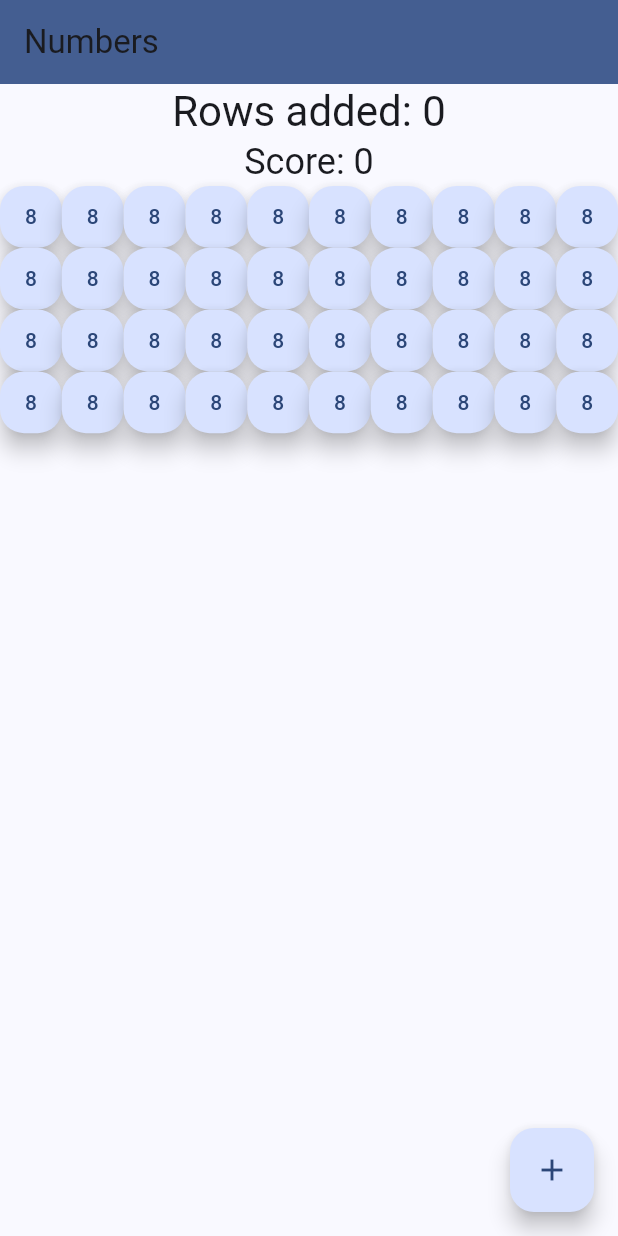
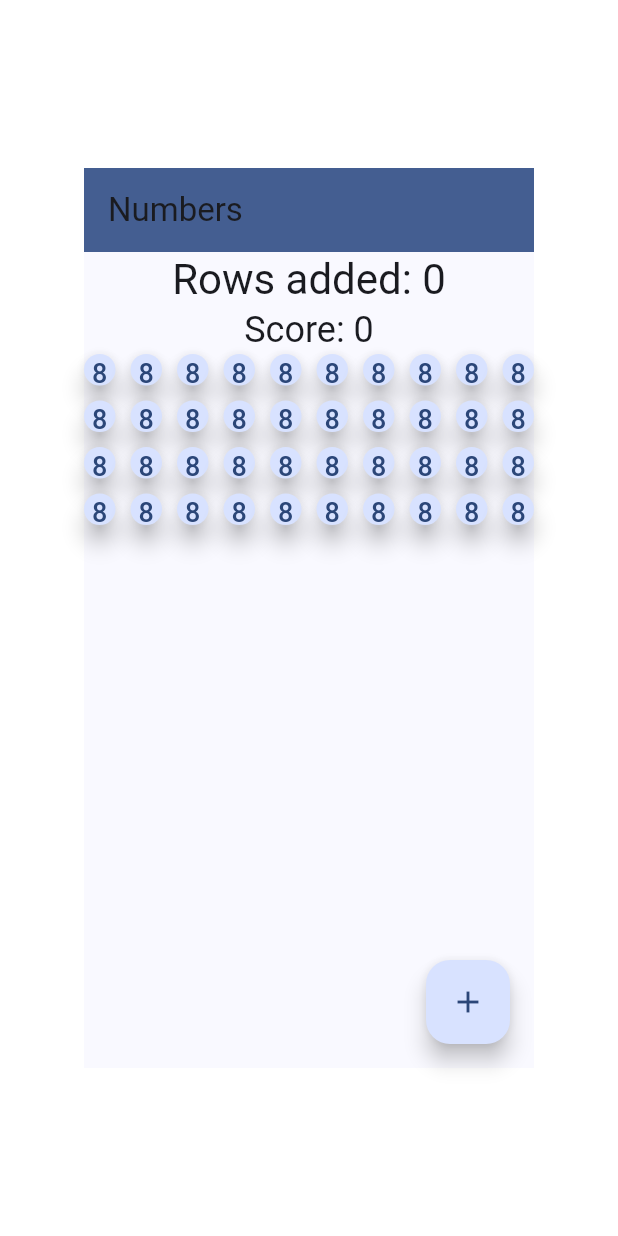
Before and after one commit to julia-morg/numerocide, a Flutter app: the screen it shows after launch, on a phone screen of 412 x 824 dp. Run offline on Flutter 3.47's test engine with Material 3 defaults, Android fonts, the phone set to English and light mode, and no system bars.

Commit message:
ширина и прокрутка

```diff
--- a/lib/main.dart
+++ b/lib/main.dart
@@ -2,6 +2,11 @@ import 'package:flutter/material.dart';
 import 'dart:math';
 
 const int buttonsPerRow = 10;
+const double buttonSize = 10;
+const double buttonScaleFactor = 0.5;
+const int initialButtonCount = 40;
+const int windowWidth = 300;
+const int windowHeight = 600;
 
 void main() {
   runApp(const MyApp());
@@ -19,6 +24,15 @@ class MyApp extends StatelessWidget {
         useMaterial3: true,
       ),
       home: const MyHomePage(title: 'Numbers'),
+      builder: (context, child) {
+        return Center(
+          child: SizedBox(
+            width: windowWidth.toDouble(),
+            height: windowHeight.toDouble(),
+            child: child,
+          ),
+        );
+      },
     );
   }
 }
@@ -36,8 +50,8 @@ class _MyHomePageState extends State<MyHomePage> {
   int _counter = 0;
   int _score = 0;
   List<Map<String, int>> selectedButtons = [];
-  List<int> randomNumbers = List.generate(40, (_) => Random().nextInt(9) + 1);
-  Map<int, bool> activeButtons = {for (var i = 0; i < 40; i++) i: true};
+  List<int> randomNumbers = List.generate(initialButtonCount, (_) => Random().nextInt(9) + 1);
+  Map<int, bool> activeButtons = {for (var i = 0; i < initialButtonCount; i++) i: true};
 
   void _addCopiesOfButtons() {
     setState(() {
@@ -116,6 +130,7 @@ class _MyHomePageState extends State<MyHomePage> {
             ),
             Expanded(
               child: SingleChildScrollView(
+                scrollDirection: Axis.vertical,
                 child: ButtonGrid(
                   onButtonPressed: onButtonPressed,
                   selectedButtons: selectedButtons,
@@ -152,9 +167,13 @@ class _ButtonGridState extends State<ButtonGrid> {
   @override
   Widget build(BuildContext context) {
     return GridView.builder(
+      physics: const NeverScrollableScrollPhysics(), // Отключаем прокрутку GridView
       shrinkWrap: true,
       gridDelegate: const SliverGridDelegateWithFixedCrossAxisCount(
-        crossAxisCount: buttonsPerRow,
+        crossAxisCount: buttonsPerRow, // Возвращаем 10 кнопок в строке
+        childAspectRatio: 1, // Кнопки квадратные
+        mainAxisSpacing: 10, // Пространство между кнопками по вертикали
+        crossAxisSpacing: 10, // Пространство между кнопками по горизонтали
       ),
       itemCount: widget.randomNumbers.length,
       itemBuilder: (context, index) {
@@ -162,6 +181,9 @@ class _ButtonGridState extends State<ButtonGrid> {
 
         return Opacity(
           opacity: widget.activeButtons[index] == false ? 0.2 : 1.0,
+          child: SizedBox(
+            width: buttonSize * buttonScaleFactor,
+            height: buttonSize * buttonScaleFactor,
             child: FloatingActionButton(
               backgroundColor: widget.selectedButtons.any((element) => element['index'] == index)
                   ? Theme.of(context).colorScheme.primary
@@ -175,7 +197,11 @@ class _ButtonGridState extends State<ButtonGrid> {
                   });
                 }
               },
-            child: Text('$buttonNumber'),
+              child: Text(
+                '$buttonNumber',
+                style: const TextStyle(fontSize: 18),
+              ),
+            ),
           ),
         );
       },
```
Lines whose indentation alone changed are shown as unchanged.
